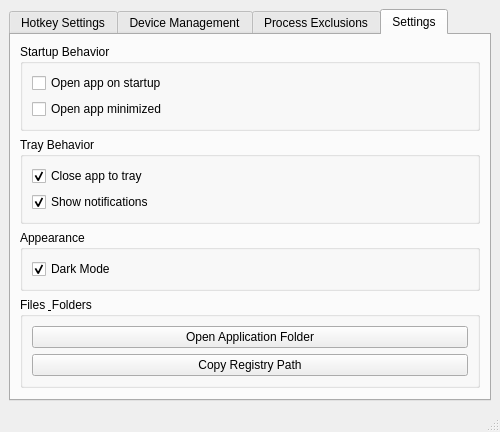
Above: src/ui/mainwindow.ui from tfourj/MuteActiveWindowC before the change. Below: the same form after it.
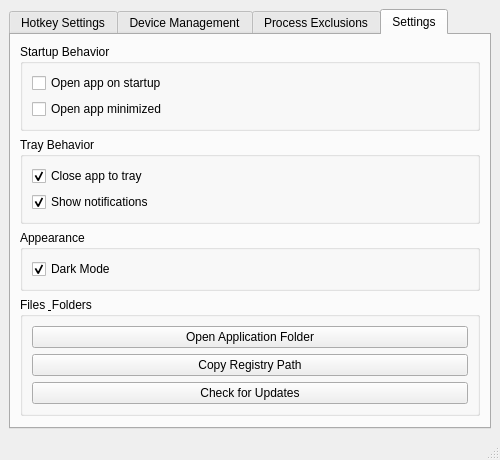
That is the form after the change.

Commit message:
Add update check option to settings
Checks if configure.exe exists and then displays button in settings

What changed in the file:
```diff
--- a/src/ui/mainwindow.ui
+++ b/src/ui/mainwindow.ui
@@ -379,6 +379,16 @@
              </property>
             </widget>
            </item>
+           <item>
+            <widget class="QPushButton" name="checkForUpdatesButton">
+             <property name="toolTip">
+              <string>Check for application updates by launching the update checker.</string>
+             </property>
+             <property name="text">
+              <string>Check for Updates</string>
+             </property>
+            </widget>
+           </item>
           </layout>
          </widget>
         </item>
```
The commit also changes 5 other files.
